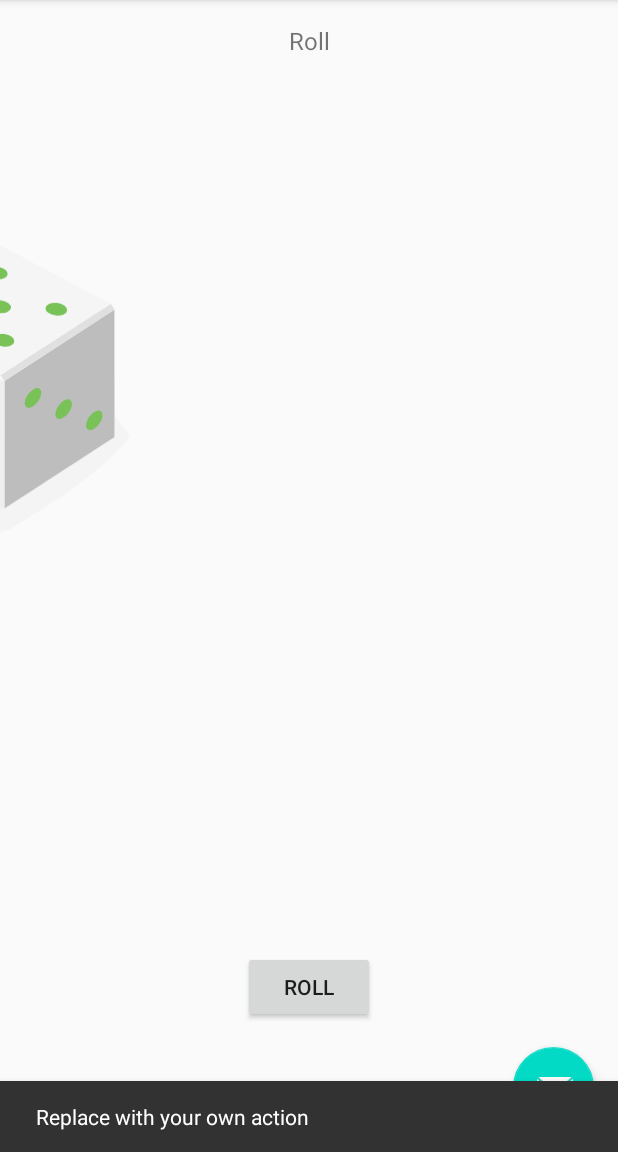
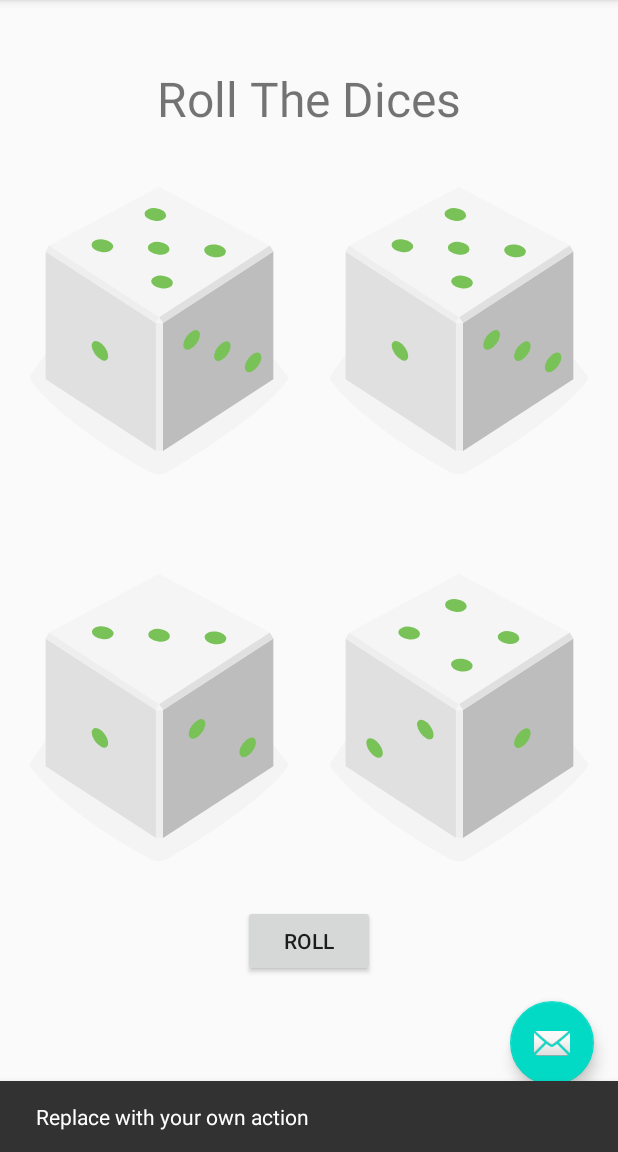
Before and after one commit to MinhoChoi-a/android-practice, an Android app: the screen it shows after launch (MainActivity), after a tap on an icon or button, on a phone screen of 412 x 824 dp, the part 84-1236 px from its top. Run offline under Robolectric (Android 15) with nearby library versions, the light colour scheme and no system bars; 1 other tap on this screen came first.

Commit message:
constraint layout

```diff
--- a/HelloWorld/app/src/main/res/layout/activity_main.xml
+++ b/HelloWorld/app/src/main/res/layout/activity_main.xml
@@ -11,10 +11,11 @@
     android:keepScreenOn="true"
     tools:context=".MainActivity" >
 
-    <include layout="@layout/content"
+    <include
+        layout="@layout/content"
         android:layout_width="wrap_content"
         android:layout_height="wrap_content"
-        android:layout_gravity="center_horizontal"/>
+        android:layout_gravity="center_horizontal" />
 
     <Button
         android:id="@+id/roll_button"
--- a/HelloWorld/app/src/main/res/layout/content.xml
+++ b/HelloWorld/app/src/main/res/layout/content.xml
@@ -27,34 +27,28 @@
         android:layout_width="wrap_content"
         android:layout_height="wrap_content"
         app:layout_constraintTop_toBottomOf="@id/headline"
+        android:layout_marginTop="8dp"
         app:layout_constraintStart_toStartOf="parent"
-            app:layout_constraintEnd_toStartOf="@id/result_image2"
-            app:srcCompat="@drawable/empty_dice"
-            android:layout_marginTop="48dp"
+        app:srcCompat="@drawable/dice_1"
         tools:src="@drawable/dice_1" />
 
     <ImageView
         android:id="@+id/result_image2"
-
         android:layout_width="wrap_content"
         android:layout_height="wrap_content"
-            app:layout_constraintTop_toTopOf="@id/result_image"
-            app:layout_constraintStart_toEndOf="@id/result_image"
-            app:layout_constraintEnd_toStartOf="@id/result_image3"
-            app:srcCompat="@drawable/empty_dice"
-            android:layout_marginTop="48dp"
+        app:layout_constraintTop_toBottomOf="@id/headline"
+        android:layout_marginTop="8dp"
+        app:layout_constraintLeft_toRightOf="@id/result_image"
+        app:srcCompat="@drawable/dice_2"
         tools:src="@drawable/dice_2" />
 
     <ImageView
         android:id="@+id/result_image3"
-
         android:layout_width="wrap_content"
         android:layout_height="wrap_content"
-        app:layout_constraintTop_toTopOf="@id/result_image2"
-        app:layout_constraintStart_toEndOf="@id/result_image2"
-        app:layout_constraintEnd_toStartOf="parent"
-        app:srcCompat="@drawable/empty_dice"
-        android:layout_marginTop="48dp"
+        android:layout_marginTop="8dp"
+        app:layout_constraintTop_toBottomOf="@id/result_image"
+        app:srcCompat="@drawable/dice_3"
         tools:src="@drawable/dice_3" />
 
     <ImageView
@@ -62,13 +56,12 @@
 
         android:layout_width="wrap_content"
         android:layout_height="wrap_content"
-        app:layout_constraintStart_toStartOf="@id/result_image"
-        app:layout_constraintEnd_toEndOf="@id/result_image2"
-        app:layout_constraintTop_toBottomOf="@id/result_image"
-        app:srcCompat="@drawable/empty_dice"
-        android:layout_marginTop="48dp"
+        android:layout_marginTop="8dp"
+
+        app:layout_constraintTop_toBottomOf="@id/result_image2"
+        app:layout_constraintLeft_toRightOf="@id/result_image3"
+        app:srcCompat="@drawable/dice_4"
         tools:src="@drawable/dice_4" />
 
 
-
 </androidx.constraintlayout.widget.ConstraintLayout>
--- a/HelloWorld/app/src/main/res/values/dime.xml
+++ b/HelloWorld/app/src/main/res/values/dime.xml
@@ -2,5 +2,5 @@
 <resources>
     <dimen name="fab_margin">16dp</dimen>
     <dimen name="headline_margin">16dp</dimen>
-    <dimen name="headline_text_size">16dp</dimen>
+    <dimen name="headline_text_size">32dp</dimen>
 </resources>
--- a/HelloWorld/app/src/main/res/values/strings.xml
+++ b/HelloWorld/app/src/main/res/values/strings.xml
@@ -2,5 +2,5 @@
     <string name="app_name">Dice Roller</string>
     <string name="roll_label">Roll</string>
     <string name="add_label">Count Up</string>
-    <string name="roll_em">Roll</string>
+    <string name="roll_em">Roll The Dices</string>
 </resources>
```
Also changed, not shown: HelloWorld/app/src/main/java/com/example/helloworld/util/DiceHelper.kt (+13 -38 lines). Lines whose indentation alone changed are shown as unchanged.
